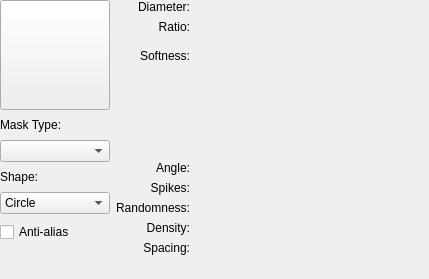
This is plugins/paintops/libpaintop/forms/wdgautobrush.ui in KDE/krita as Qt 5 draws it before an edit. The edited form follows.
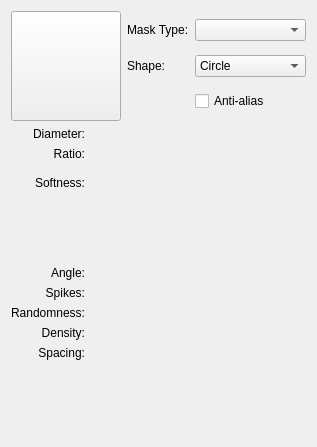
This is the edited form. Custom widgets are drawn as their Qt base class.

```diff
--- a/plugins/paintops/libpaintop/forms/wdgautobrush.ui
+++ b/plugins/paintops/libpaintop/forms/wdgautobrush.ui
@@ -6,8 +6,8 @@
    <rect>
     <x>0</x>
     <y>0</y>
-    <width>429</width>
-    <height>279</height>
+    <width>317</width>
+    <height>447</height>
    </rect>
   </property>
   <property name="minimumSize">
@@ -16,24 +16,9 @@
     <height>0</height>
    </size>
   </property>
-  <layout class="QGridLayout" name="gridLayout_3" columnstretch="0,1">
-   <property name="leftMargin">
-    <number>0</number>
-   </property>
-   <property name="topMargin">
-    <number>0</number>
-   </property>
-   <property name="rightMargin">
-    <number>0</number>
-   </property>
-   <property name="bottomMargin">
-    <number>0</number>
-   </property>
-   <item row="0" column="0">
-    <layout class="QVBoxLayout">
-     <property name="spacing">
-      <number>8</number>
-     </property>
+  <layout class="QVBoxLayout" name="verticalLayout">
+   <item>
+    <layout class="QHBoxLayout" name="horizontalLayout">
      <item>
       <widget class="QToolButton" name="brushPreview">
        <property name="sizePolicy">
@@ -54,9 +39,11 @@
       </widget>
      </item>
      <item>
+      <layout class="QGridLayout" name="gridLayout_3">
+       <item row="0" column="0">
       <widget class="QLabel" name="lblMaskType">
        <property name="sizePolicy">
-        <sizepolicy hsizetype="Preferred" vsizetype="Fixed">
+          <sizepolicy hsizetype="Fixed" vsizetype="Fixed">
          <horstretch>0</horstretch>
          <verstretch>0</verstretch>
         </sizepolicy>
@@ -66,23 +53,7 @@
        </property>
       </widget>
      </item>
-     <item>
-      <widget class="QComboBox" name="comboBoxMaskType"/>
-     </item>
-     <item>
-      <widget class="QLabel" name="lblMaskShape">
-       <property name="sizePolicy">
-        <sizepolicy hsizetype="Preferred" vsizetype="Fixed">
-         <horstretch>0</horstretch>
-         <verstretch>0</verstretch>
-        </sizepolicy>
-       </property>
-       <property name="text">
-        <string>Shape:</string>
-       </property>
-      </widget>
-     </item>
-     <item>
+       <item row="1" column="1">
       <widget class="QComboBox" name="comboBoxShape">
        <property name="focusPolicy">
         <enum>Qt::ClickFocus</enum>
@@ -99,7 +70,23 @@
        </item>
       </widget>
      </item>
-     <item>
+       <item row="1" column="0">
+        <widget class="QLabel" name="lblMaskShape">
+         <property name="sizePolicy">
+          <sizepolicy hsizetype="Preferred" vsizetype="Fixed">
+           <horstretch>0</horstretch>
+           <verstretch>0</verstretch>
+          </sizepolicy>
+         </property>
+         <property name="text">
+          <string>Shape:</string>
+         </property>
+        </widget>
+       </item>
+       <item row="0" column="1">
+        <widget class="QComboBox" name="comboBoxMaskType"/>
+       </item>
+       <item row="2" column="1">
       <widget class="QCheckBox" name="btnAntialiasing">
        <property name="toolTip">
         <string>The border of the brush will be smoothed to avoid aliasing</string>
@@ -109,41 +96,11 @@
        </property>
       </widget>
      </item>
+      </layout>
+     </item>
+    </layout>
+   </item>
      <item>
-      <spacer name="spacer4">
-       <property name="orientation">
-        <enum>Qt::Vertical</enum>
-       </property>
-       <property name="sizeType">
-        <enum>QSizePolicy::Expanding</enum>
-       </property>
-       <property name="sizeHint" stdset="0">
-        <size>
-         <width>20</width>
-         <height>13</height>
-        </size>
-       </property>
-      </spacer>
-     </item>
-    </layout>
-   </item>
-   <item row="1" column="1">
-    <spacer name="verticalSpacer">
-     <property name="orientation">
-      <enum>Qt::Vertical</enum>
-     </property>
-     <property name="sizeType">
-      <enum>QSizePolicy::Expanding</enum>
-     </property>
-     <property name="sizeHint" stdset="0">
-      <size>
-       <width>20</width>
-       <height>17</height>
-      </size>
-     </property>
-    </spacer>
-   </item>
-   <item row="0" column="1">
     <layout class="QGridLayout" name="gridLayout_2" columnstretch="0,0,1">
      <item row="0" column="1" colspan="2">
       <widget class="KisDoubleSliderSpinBox" name="inputRadius" >
@@ -393,21 +350,22 @@
      </item>
     </layout>
    </item>
+   <item>
+    <spacer name="verticalSpacer">
+     <property name="orientation">
+      <enum>Qt::Vertical</enum>
+     </property>
+     <property name="sizeHint" stdset="0">
+      <size>
+       <width>20</width>
+       <height>40</height>
+      </size>
+     </property>
+    </spacer>
+   </item>
   </layout>
  </widget>
  <customwidgets>
-  <customwidget>
-   <class>KisSliderSpinBox</class>
-   <extends>QWidget</extends>
-   <header>kis_slider_spin_box.h</header>
-   <container>1</container>
-  </customwidget>
-  <customwidget>
-   <class>KoAspectButton</class>
-   <extends>QWidget</extends>
-   <header>KoAspectButton.h</header>
-   <container>1</container>
-  </customwidget>
   <customwidget>
    <class>KisDoubleSliderSpinBox</class>
    <extends>QWidget</extends>
@@ -417,7 +375,13 @@
   <customwidget>
    <class>KisCurveWidget</class>
    <extends>QWidget</extends>
-   <header>widgets/kis_curve_widget.h</header>
+   <header location="global">widgets/kis_curve_widget.h</header>
+   <container>1</container>
+  </customwidget>
+  <customwidget>
+   <class>KisSliderSpinBox</class>
+   <extends>QWidget</extends>
+   <header>kis_slider_spin_box.h</header>
    <container>1</container>
   </customwidget>
   <customwidget>
@@ -426,6 +390,12 @@
    <header>kis_spacing_selection_widget.h</header>
    <container>1</container>
   </customwidget>
+  <customwidget>
+   <class>KoAspectButton</class>
+   <extends>QWidget</extends>
+   <header>KoAspectButton.h</header>
+   <container>1</container>
+  </customwidget>
  </customwidgets>
  <resources/>
  <connections/>
```
Left out of the diff: 22 changed lines with no effect on the pictures. Lines whose indentation alone changed are shown as unchanged.
